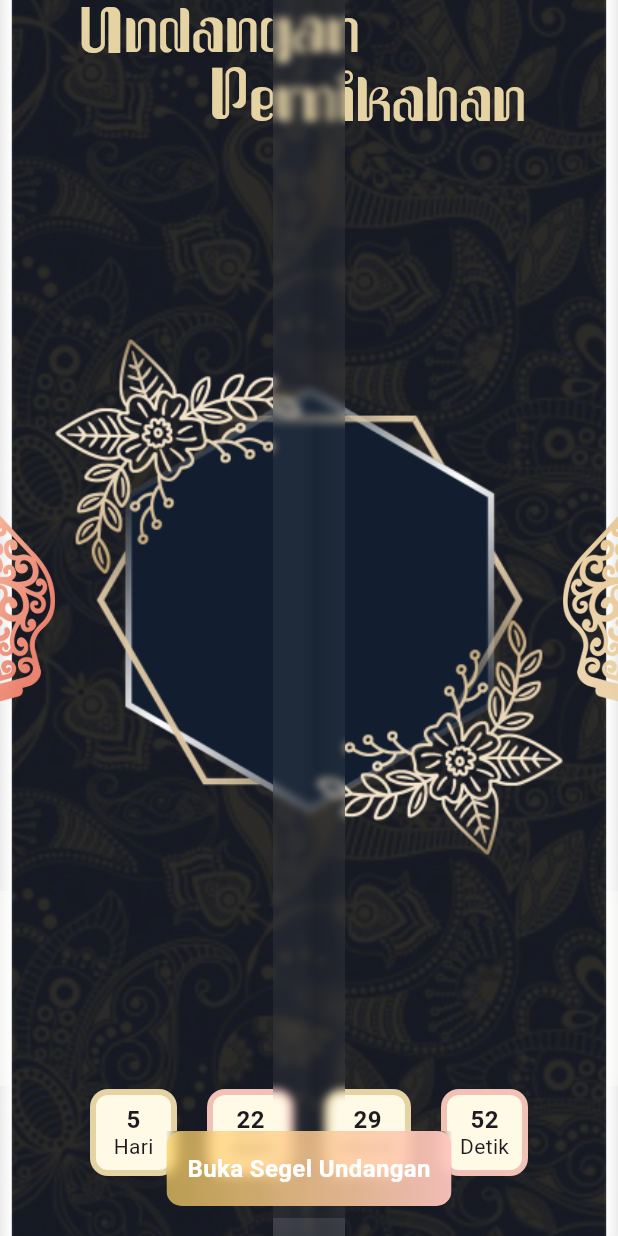
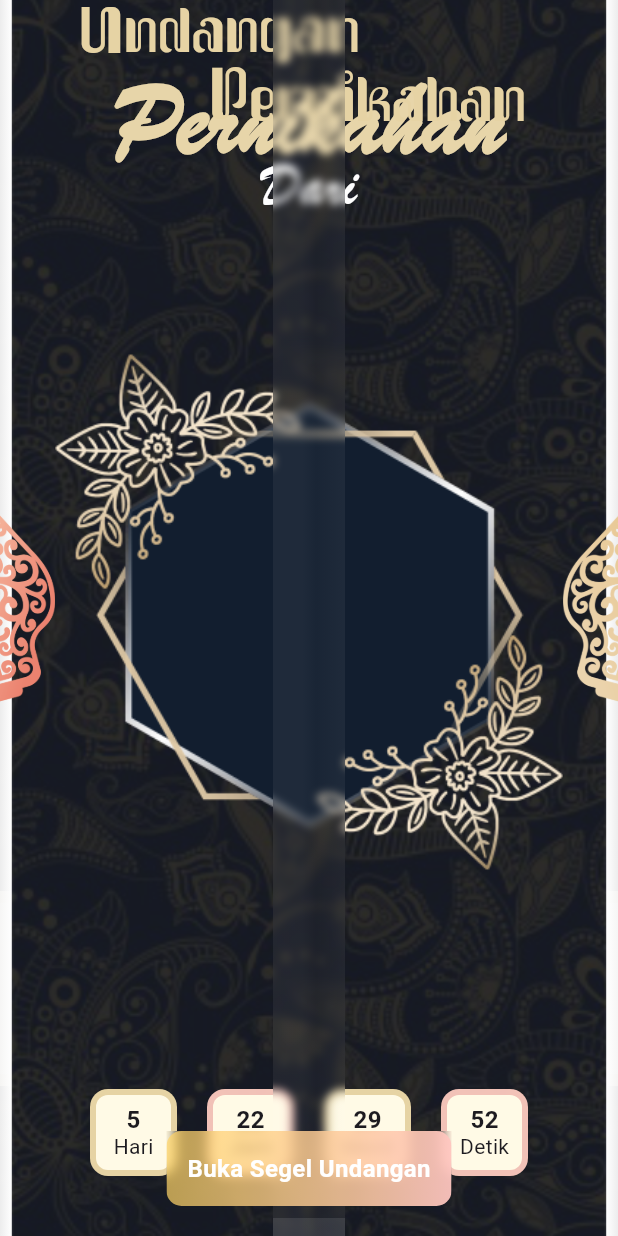
Before and after one commit to faequl96/invitation_app, a Flutter app: the screen it shows after launch, scrolled down 576 dp, on a phone screen of 412 x 824 dp. Run offline on Flutter 3.47's test engine with Material 3 defaults, Android fonts, the phone set to English and light mode, and no system bars.

Commit message:
title page 1

```diff
--- a/lib/pages/page_1/page_1.dart
+++ b/lib/pages/page_1/page_1.dart
@@ -26,8 +26,31 @@ class Page1 extends StatelessWidget {
       child: Stack(
         alignment: AlignmentDirectional.bottomCenter,
         children: [
+          const Positioned(
+            top: 32,
+            child: Text(
+              "Pernikahan",
+              style: TextStyle(
+                fontFamily: "BrushScriptMT",
+                fontSize: 70,
+                fontWeight: FontWeight.w600,
+                color: Color.fromARGB(255, 230, 211, 164),
+              ),
+            ),
+          ),
+          const Positioned(
+            top: 96,
+            child: Text(
+              "Dari",
+              style: TextStyle(
+                fontFamily: "BrushScriptMT",
+                fontSize: 40,
+                color: Colors.white,
+              ),
+            ),
+          ),
           Positioned(
-            bottom: 250,
+            bottom: 240,
             child: Container(
               width: size.width - 60,
               height: size.width - 60,
@@ -42,7 +65,7 @@ class Page1 extends StatelessWidget {
           ),
           AnimatedPositioned(
             duration: const Duration(milliseconds: 400),
-            bottom: 444,
+            bottom: 434,
             right: scrollValue > size.height - 50 ? 140 : 40,
             child: AnimatedOpacity(
               duration: const Duration(milliseconds: 400),
@@ -59,7 +82,7 @@ class Page1 extends StatelessWidget {
             ),
           ),
           Positioned(
-            bottom: 384,
+            bottom: 374,
             child: AnimatedOpacity(
               duration: const Duration(milliseconds: 400),
               opacity: scrollValue > size.height - 1 ? 1 : 0,
@@ -76,7 +99,7 @@ class Page1 extends StatelessWidget {
           ),
           AnimatedPositioned(
             duration: const Duration(milliseconds: 400),
-            bottom: 344,
+            bottom: 334,
             left: scrollValue > size.height - 50 ? 140 : 40,
             child: AnimatedOpacity(
               duration: const Duration(milliseconds: 400),
```
